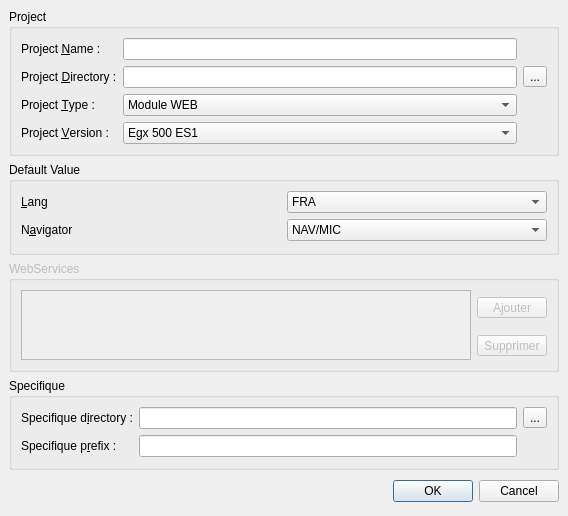
Above: ui/projectproperty.ui from phoenix741/xinx before the change. Below: the same form after it.
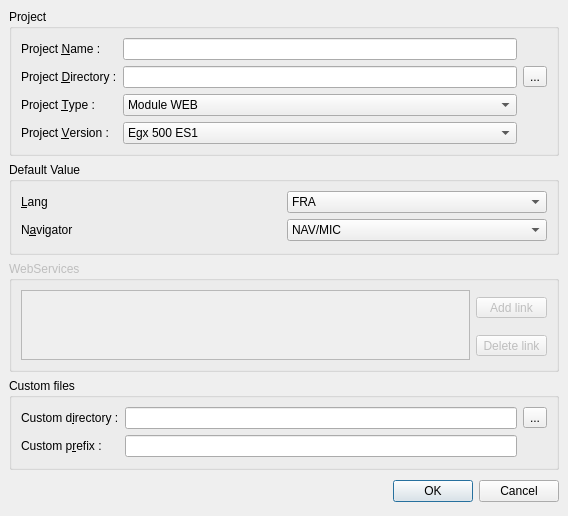
That is the form after the change. Icons and pictures are not drawn.

The edit to the form file:
```diff
--- a/ui/projectproperty.ui
+++ b/ui/projectproperty.ui
@@ -250,7 +250,7 @@
       <item row="1" column="1" >
        <widget class="QToolButton" name="m_webServiceBtnDel" >
         <property name="text" >
-         <string>Supprimer</string>
+         <string>Delete link</string>
         </property>
        </widget>
       </item>
@@ -265,7 +265,7 @@
          </sizepolicy>
         </property>
         <property name="text" >
-         <string>Ajouter</string>
+         <string>Add link</string>
         </property>
        </widget>
       </item>
@@ -278,7 +278,7 @@
    <item>
     <widget class="QGroupBox" name="groupBox_2" >
      <property name="title" >
-      <string>Specifique</string>
+      <string>Custom files</string>
      </property>
      <layout class="QGridLayout" >
       <property name="margin" >
@@ -293,7 +293,7 @@
       <item row="1" column="0" >
        <widget class="QLabel" name="label_5" >
         <property name="text" >
-         <string>Specifique p&amp;refix :</string>
+         <string>Custom p&amp;refix :</string>
         </property>
         <property name="buddy" >
          <cstring>m_prefixLineEdit</cstring>
@@ -306,7 +306,7 @@
       <item row="0" column="0" >
        <widget class="QLabel" name="label_4" >
         <property name="text" >
-         <string>Specifique d&amp;irectory :</string>
+         <string>Custom d&amp;irectory :</string>
         </property>
         <property name="buddy" >
          <cstring>m_specifiquePathLineEdit</cstring>
```
